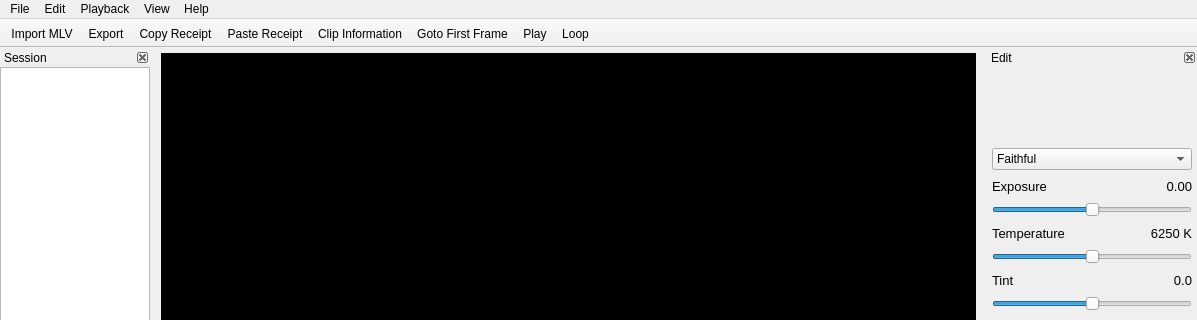
First picture: the form in platform/qt/MainWindow.ui, repository ilia3101/MLV-App, before the edit; both pictures show x 0 to 1197 and y 0 to 320 of the 1197 by 901 pixel window.
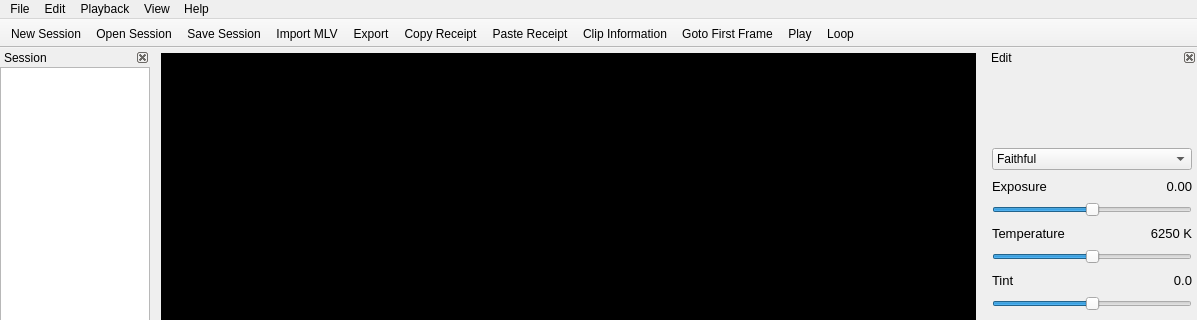
Second picture: the form after the edit. Icons and pictures are not drawn.

Commit message: QtApp: New, Open (also via "Open with"), Save Session working :-)

```diff
--- a/platform/qt/MainWindow.ui
+++ b/platform/qt/MainWindow.ui
@@ -152,6 +152,9 @@
    <attribute name="toolBarBreak">
     <bool>false</bool>
    </attribute>
+   <addaction name="actionNewSession"/>
+   <addaction name="actionOpenSession"/>
+   <addaction name="actionSaveSession"/>
    <addaction name="actionOpen"/>
    <addaction name="actionExport"/>
    <addaction name="actionCopyRecept"/>
@@ -1329,7 +1332,7 @@
   </action>
   <action name="actionNewSession">
    <property name="enabled">
-    <bool>false</bool>
+    <bool>true</bool>
    </property>
    <property name="icon">
     <iconset resource="ressources.qrc">
```
Left out of the diff: 2 changed lines with no effect on the pictures. The commit also changes 3 other files.
